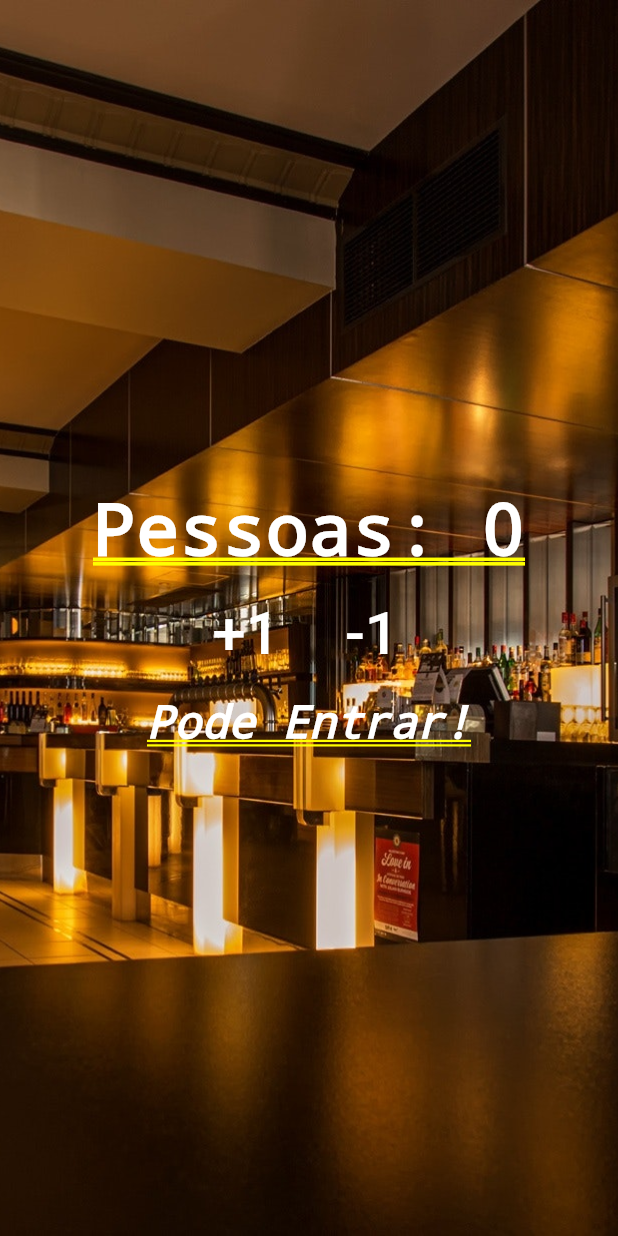
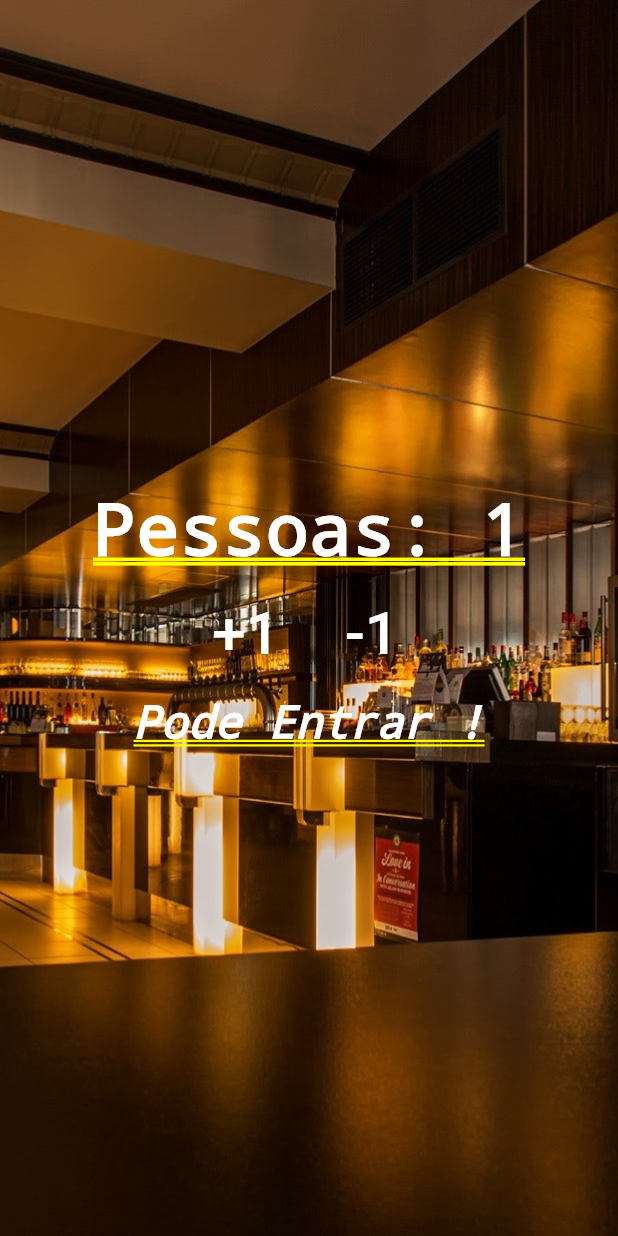
Before and after one commit to NetoSK9/contador_de_pessoas, a Flutter app: the screen it shows after launch, after a tap on "+1", on a phone screen of 412 x 824 dp. Run offline on Flutter 3.47's test engine with Material 2 defaults, Android fonts, the phone set to English and light mode, and no system bars.

Commit message:
A aplicação está modificando a tela e mostra

```diff
--- a/lib/main.dart
+++ b/lib/main.dart
@@ -3,7 +3,46 @@ import 'package:flutter/material.dart';
 void main() {
   runApp(new MaterialApp(
       title: "Contador de Pessoas",
-      home: Stack(
+      home: Home(),
+  )
+  );
+}
+
+
+class Home extends StatefulWidget {
+  const Home({Key? key}) : super(key: key);
+
+  @override
+  _HomeState createState() => _HomeState();
+}
+
+class _HomeState extends State<Home> {
+
+  int _people=0;
+  String _infoText="Pode Entrar !";
+
+  void _changePeople(int delta){
+    setState(() {
+      if(!(_people>=10 && delta>0)){
+        _people+=delta;
+      }
+
+       if(_people<0){
+        _infoText="Estamos no mundo invertido!";
+      }
+      else if (_people<10){
+        _infoText="Pode Entrar !";
+      }
+      else{
+        _infoText="Restaurante cheio. Aguarde!";
+      }
+    });
+
+  }
+
+  @override
+  Widget build(BuildContext context) {
+    return Stack(
       children: [
         Image.asset(
           "images/restaurant.jpg",
@@ -14,7 +53,7 @@ void main() {
           mainAxisAlignment: MainAxisAlignment.center,
           children: <Widget>[
             Text(
-                "Pessoas: 0",
+              "Pessoas: $_people",
               style: TextStyle(color: Colors.white, fontWeight: FontWeight.bold),
             ),
             Row(
@@ -22,14 +61,18 @@ void main() {
                 Padding(
                   padding: EdgeInsets.all(10.0),
                   child: TextButton(
-                      onPressed: (){},
+                    onPressed: (){
+                      _changePeople(1);
+                    },
                     child: Text("+1", style: TextStyle(fontSize: 40, color: Colors.white)),
                   ),
                 ),
                 Padding(
                   padding: EdgeInsets.all(10.0),
                   child: TextButton(
-                      onPressed: (){},
+                    onPressed: (){
+                      _changePeople(-1);
+                    },
                     child: Text("-1", style: TextStyle(fontSize: 40, color: Colors.white)),
                   ),
                 ),
@@ -37,7 +80,7 @@ void main() {
               mainAxisAlignment: MainAxisAlignment.center,
             ),
             Text(
-                "Pode Entrar!",
+              _infoText,
               style: TextStyle(
                 color: Colors.white,
                 fontStyle: FontStyle.italic,
@@ -47,7 +90,6 @@ void main() {
           ],
         ),
       ],
-      ),
-  )
     );
   }
+}
```
Lines whose indentation alone changed are shown as unchanged.
